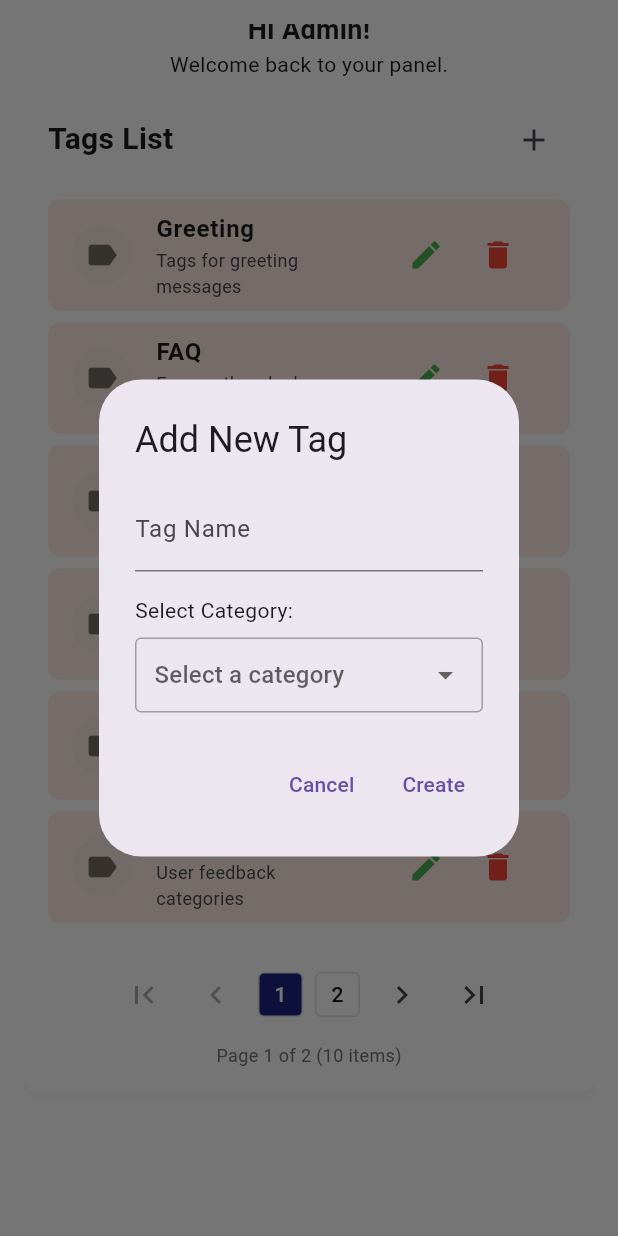
After one commit to quochungg/ChatFPT.Mobile, a Flutter app: the TagListPage screen opened directly, scrolled down 105 dp, after a tap on the "add" icon, on a phone screen of 412 x 824 dp. The commit adds this screen. Run offline on Flutter 3.47's test engine with Material 3 defaults, Android fonts, the phone set to English and light mode, and no system bars.

Commit message:
Tag management

```diff
--- a/lib/screens/admin_dashboard_screen.dart
+++ b/lib/screens/admin_dashboard_screen.dart
@@ -1,6 +1,7 @@
 import 'package:flutter/material.dart';
 import 'package:my_app/screens/feedback_screen.dart';
 import 'package:my_app/screens/UserList.dart';
+import 'package:my_app/screens/tag_management_screen.dart'; // Import the TagListPage
 
 class AdminDashboardScreen extends StatelessWidget {
   const AdminDashboardScreen({super.key});
@@ -88,7 +89,13 @@ class AdminDashboardScreen extends StatelessWidget {
                       color: Colors.blueAccent,
                       width: cardWidth,
                       onTap: () {
-                        // Xử lý khi người dùng bấm vào Tag
+                        // Điều hướng đến trang TagListPage khi người dùng bấm vào Tag
+                        Navigator.push(
+                          context,
+                          MaterialPageRoute(
+                            builder: (context) => const TagListPage(),
+                          ),
+                        );
                       },
                     ),
                   ],
--- /dev/null
+++ b/lib/screens/tag_management_screen.dart
@@ -0,0 +1,523 @@
+import 'package:flutter/material.dart';
+
+class Tag {
+  final String id;
+  final String name;
+  final String description;
+
+  Tag({required this.id, required this.name, required this.description});
+}
+
+class TagListPage extends StatefulWidget {
+  const TagListPage({Key? key}) : super(key: key);
+
+  @override
+  _TagListPageState createState() => _TagListPageState();
+}
+
+class _TagListPageState extends State<TagListPage> {
+  List<Tag> tags = [];
+  bool isLoading = false;
+  int currentPage = 1;
+  int totalPages = 1;
+  int totalItems = 0;
+  final int itemsPerPage = 6;
+
+  @override
+  void initState() {
+    super.initState();
+    // Load mock data instead of API call
+    loadMockData();
+  }
+
+  void loadMockData() {
+    // Mock data for testing
+    final mockTags = [
+      Tag(id: '1', name: 'Greeting', description: 'Tags for greeting messages'),
+      Tag(id: '2', name: 'FAQ', description: 'Frequently asked questions'),
+      Tag(id: '3', name: 'Support', description: 'Customer support queries'),
+      Tag(id: '4', name: 'Product', description: 'Product related questions'),
+      Tag(id: '5', name: 'Pricing', description: 'Questions about pricing'),
+      Tag(id: '6', name: 'Feedback', description: 'User feedback categories'),
+      Tag(id: '7', name: 'Error', description: 'Error handling responses'),
+      Tag(id: '8', name: 'Welcome', description: 'Welcome messages for new users'),
+      Tag(id: '9', name: 'Tutorial', description: 'Tutorial and guidance tags'),
+      Tag(id: '10', name: 'Feature', description: 'Feature description tags'),
+    ];
+
+    setState(() {
+      tags = mockTags;
+      totalItems = mockTags.length;
+      totalPages = (totalItems / itemsPerPage).ceil();
+      isLoading = false;
+    });
+  }
+
+  void deleteTag(String id) {
+    setState(() {
+      tags.removeWhere((tag) => tag.id == id);
+      totalItems = tags.length;
+      totalPages = (totalItems / itemsPerPage).ceil();
+
+      // If we're on a page that no longer exists, go to the last page
+      if (currentPage > totalPages && totalPages > 0) {
+        currentPage = totalPages;
+      }
+    });
+
+    ScaffoldMessenger.of(context).showSnackBar(
+      const SnackBar(content: Text('Tag deleted successfully')),
+    );
+  }
+
+  void _showAddTagDialog() {
+    final TextEditingController nameController = TextEditingController();
+    String? selectedCategoryId;
+
+    // Get unique categories from existing tags
+    final categories = tags
+        .map((tag) => {'id': tag.id, 'name': tag.name})
+        .toList();
+
+    showDialog(
+      context: context,
+      builder: (BuildContext context) {
+        return StatefulBuilder(
+          builder: (context, setDialogState) {
+            return AlertDialog(
+              title: const Text('Add New Tag'),
+              content: SingleChildScrollView(
+                child: Column(
+                  mainAxisSize: MainAxisSize.min,
+                  crossAxisAlignment: CrossAxisAlignment.start,
+                  children: [
+                    TextField(
+                      controller: nameController,
+                      decoration: const InputDecoration(
+                        labelText: 'Tag Name',
+                        hintText: 'Enter tag name',
+                      ),
+                    ),
+                    const SizedBox(height: 16),
+                    const Text('Select Category:'),
+                    const SizedBox(height: 8),
+                    Container(
+                      padding: const EdgeInsets.symmetric(horizontal: 12),
+                      decoration: BoxDecoration(
+                        border: Border.all(color: Colors.grey),
+                        borderRadius: BorderRadius.circular(4),
+                      ),
+                      child: DropdownButton<String>(
+                        isExpanded: true,
+                        underline: Container(),
+                        hint: const Text('Select a category'),
+                        value: selectedCategoryId,
+                        items: categories.map((category) {
+                          return DropdownMenuItem<String>(
+                            value: category['id'] as String,
+                            child: Text(category['name'] as String),
+                          );
+                        }).toList(),
+                        onChanged: (value) {
+                          setDialogState(() {
+                            selectedCategoryId = value;
+                          });
+                        },
+                      ),
+                    ),
+                  ],
+                ),
+              ),
+              actions: [
+                TextButton(
+                  onPressed: () => Navigator.pop(context),
+                  child: const Text('Cancel'),
+                ),
+                TextButton(
+                  onPressed: () {
+                    if (nameController.text.isNotEmpty && selectedCategoryId != null) {
+                      // Create the API request body according to the Swagger schema
+                      final requestBody = {
+                        'name': nameController.text,
+                        'categoryId': selectedCategoryId,
+                      };
+
+                      // Mock API response - create a new Tag
+                      final selectedCategory = categories.firstWhere(
+                        (c) => c['id'] == selectedCategoryId
+                      );
+
+                      final newTag = Tag(
+                        id: (totalItems + 1).toString(),
+                        name: nameController.text,
+                        description: 'Category: ${selectedCategory['name']}',
+                      );
+
+                      // Add the new tag to the list
+                      setState(() {
+                        tags.add(newTag);
+                        totalItems = tags.length;
+                        totalPages = (totalItems / itemsPerPage).ceil();
+                        // Navigate to the last page to show the new tag
+                        currentPage = totalPages;
+                      });
+
+                      Navigator.pop(context);
+
+                      ScaffoldMessenger.of(context).showSnackBar(
+                        SnackBar(content: Text('Tag "${nameController.text}" created successfully')),
+                      );
+                    } else {
+                      // Show error if fields are not filled
+                      ScaffoldMessenger.of(context).showSnackBar(
+                        const SnackBar(
+                          content: Text('Please fill all required fields'),
+                          backgroundColor: Colors.red,
+                        ),
+                      );
+                    }
+                  },
+                  child: const Text('Create'),
+                ),
+              ],
+            );
+          }
+        );
+      },
+    );
+  }
+
+  List<Tag> getPaginatedTags() {
+    final startIndex = (currentPage - 1) * itemsPerPage;
+    final endIndex = startIndex + itemsPerPage > tags.length ? tags.length : startIndex + itemsPerPage;
+
+    if (startIndex >= tags.length) {
+      return [];
+    }
+
+    return tags.sublist(startIndex, endIndex);
+  }
+
+  @override
+  Widget build(BuildContext context) {
+    final paginatedTags = getPaginatedTags();
+
+    return Scaffold(
+      backgroundColor: Colors.white,
+      body: SafeArea(
+        child: Padding(
+          padding: const EdgeInsets.all(16.0),
+          child: SingleChildScrollView(
+            child: Column(
+              crossAxisAlignment: CrossAxisAlignment.start,
+              children: [
+                // Removed "Admin - Tag List" text
+                const SizedBox(height: 16),
+                Container(
+                  padding: const EdgeInsets.all(16),
+                  decoration: BoxDecoration(
+                    color: Colors.white,
+                    borderRadius: BorderRadius.circular(8),
+                    boxShadow: [
+                      BoxShadow(
+                        color: Colors.grey.withOpacity(0.1),
+                        spreadRadius: 1,
+                        blurRadius: 4,
+                        offset: const Offset(0, 1),
+                      ),
+                    ],
+                  ),
+                  child: Column(
+                    children: [
+                      Row(
+                        children: [
+                          IconButton(
+                            icon: const Icon(Icons.arrow_back),
+                            onPressed: () {
+                              // Navigate back
+                              Navigator.pop(context);
+                            },
+                          ),
+                          const Text(
+                            'Manage',
+                            style: TextStyle(
+                              fontSize: 18,
+                              fontWeight: FontWeight.bold,
+                            ),
+                          ),
+                          const Spacer(),
+                          Container(
+                            width: 40,
+                            height: 40,
+                            decoration: const BoxDecoration(
+                              shape: BoxShape.circle,
+                              color: Color(0xFFF8A78B),
+                            ),
+                            child: Center(
+                              child: Text(
+                                totalItems.toString(),
+                                style: const TextStyle(
+                                  color: Colors.white,
+                                  fontWeight: FontWeight.bold,
+                                ),
+                              ),
+                            ),
+                          ),
+                        ],
+                      ),
+                      const SizedBox(height: 16),
+                      const Text(
+                        'Hi Admin!',
+                        style: TextStyle(
+                          fontSize: 18,
+                          fontWeight: FontWeight.bold,
+                        ),
+                      ),
+                      const Text('Welcome back to your panel.'),
+                      const SizedBox(height: 16),
+                      Row(
+                        mainAxisAlignment: MainAxisAlignment.spaceBetween,
+                        children: [
+                          const Text(
+                            'Tags List',
+                            style: TextStyle(
+                              fontSize: 20,
+                              fontWeight: FontWeight.bold,
+                            ),
+                          ),
+                          IconButton(
+                            icon: const Icon(Icons.add),
+                            onPressed: () {
+                              _showAddTagDialog();
+                            },
+                          ),
+                        ],
+                      ),
+                      const SizedBox(height: 16),
+                      isLoading
+                          ? const Center(child: CircularProgressIndicator())
+                          : paginatedTags.isEmpty
+                              ? const Center(
+                                  child: Text('No tags found'),
+                                )
+                              : ListView.builder(
+                                  shrinkWrap: true,
+                                  physics: const NeverScrollableScrollPhysics(),
+                                  itemCount: paginatedTags.length,
+                                  itemBuilder: (context, index) {
+                                    final tag = paginatedTags[index];
+                                    return Container(
+                                      margin: const EdgeInsets.only(bottom: 8),
+                                      decoration: BoxDecoration(
+                                        color: const Color(0xFFFEECE5),
+                                        borderRadius: BorderRadius.circular(8),
+                                      ),
+                                      child: ListTile(
+                                        leading: const CircleAvatar(
+                                          backgroundColor: Color(0xFFF8E8E0),
+                                          child: Icon(
+                                            Icons.label,
+                                            color: Colors.black54,
+                                          ),
+                                        ),
+                                        title: Text(
+                                          tag.name,
+                                          style: const TextStyle(
+                                            fontWeight: FontWeight.bold,
+                                          ),
+                                        ),
+                                        subtitle: Text(
+                                          tag.description,
+                                          style: const TextStyle(
+                                            fontSize: 12,
+                                          ),
+                                        ),
+                                        trailing: Row(
+                                          mainAxisSize: MainAxisSize.min,
+                                          children: [
+                                            IconButton(
+                                              icon: const Icon(
+                                                Icons.edit,
+                                                color: Colors.green,
+                                              ),
+                                              onPressed: () {
+                                                // Navigate to edit tag page
+                                              },
+                                            ),
+                                            IconButton(
+                                              icon: const Icon(
+                                                Icons.delete,
+                                                color: Colors.red,
+                                              ),
+                                              onPressed: () {
+                                                showDialog(
+                                                  context: context,
+                                                  builder: (context) => AlertDialog(
+                                                    title: const Text('Delete Tag'),
+                                                    content: Text('Are you sure you want to delete ${tag.name}?'),
+                                                    actions: [
+                                                      TextButton(
+                                                        onPressed: () => Navigator.pop(context),
+                                                        child: const Text('Cancel'),
+                                                      ),
+                                                      TextButton(
+                                                        onPressed: () {
+                                                          Navigator.pop(context);
+                                                          deleteTag(tag.id);
+                                                        },
+                                                        child: const Text('Delete'),
+                                                      ),
+                                                    ],
+                                                  ),
+                                                );
+                                              },
+                                            ),
+                                          ],
+                                        ),
+                                      ),
+                                    );
+                                  },
+                                ),
+                      const SizedBox(height: 16),
+                      if (totalPages > 1) ...[
+                        Row(
+                          mainAxisAlignment: MainAxisAlignment.center,
+                          children: [
+                            IconButton(
+                              icon: const Icon(Icons.first_page),
+                              onPressed: currentPage > 1
+                                  ? () {
+                                      setState(() {
+                                        currentPage = 1;
+                                      });
+                                    }
+                                  : null,
+                            ),
+                            IconButton(
+                              icon: const Icon(Icons.chevron_left),
+                              onPressed: currentPage > 1
+                                  ? () {
+                                      setState(() {
+                                        currentPage--;
+                                      });
+                                    }
+                                  : null,
+                            ),
+                            for (int i = 1; i <= totalPages; i++)
+                              if (i == 1 ||
+                                  i == totalPages ||
+                                  (i >= currentPage - 1 && i <= currentPage + 1))
+                                Container(
+                                  margin: const EdgeInsets.symmetric(horizontal: 4),
+                                  width: 30,
+                                  height: 30,
+                                  decoration: BoxDecoration(
+                                    color: i == currentPage
+                                        ? Colors.indigo[900]
+                                        : Colors.white,
+                                    borderRadius: BorderRadius.circular(4),
+                                    border: Border.all(
+                                      color: Colors.grey[300]!,
+                                    ),
+                                  ),
+                                  child: Center(
+                                    child: TextButton(
+                                      style: TextButton.styleFrom(
+                                        padding: EdgeInsets.zero,
+                                        minimumSize: Size.zero,
+                                      ),
+                                      onPressed: () {
+                                        setState(() {
+                                          currentPage = i;
+                                        });
+                                      },
+                                      child: Text(
+                                        '$i',
+                                        style: TextStyle(
+                                          color: i == currentPage
+                                              ? Colors.white
+                                              : Colors.black,
+                                        ),
+                                      ),
+                                    ),
+                                  ),
+                                )
+                              else if ((i == 2 && currentPage > 3) ||
+                                  (i == totalPages - 1 && currentPage < totalPages - 2))
+                                Padding(
+                                  padding: const EdgeInsets.symmetric(horizontal: 4),
+                                  child: Text(
+                                    '...',
+                                    style: TextStyle(
+                                      color: Colors.grey[600],
+                                    ),
+                                    ),
+                                ),
+                            IconButton(
+                              icon: const Icon(Icons.chevron_right),
+                              onPressed: currentPage < totalPages
+                                  ? () {
+                                      setState(() {
+                                        currentPage++;
+                                      });
+                                    }
+                                  : null,
+                            ),
+                            IconButton(
+                              icon: const Icon(Icons.last_page),
+                              onPressed: currentPage < totalPages
+                                  ? () {
+                                      setState(() {
+                                        currentPage = totalPages;
+                                      });
+                                    }
+                                  : null,
+                            ),
+                          ],
+                        ),
+                        const SizedBox(height: 8),
+                        Center(
+                          child: Text(
+                            'Page $currentPage of $totalPages (${totalItems} items)',
+                            style: TextStyle(
+                              color: Colors.grey[600],
+                              fontSize: 12,
+                            ),
+                          ),
+                        ),
+                      ],
+                    ],
+                  ),
+                ),
+                // Add bottom padding to prevent overlap (kept for spacing)
+                const SizedBox(height: 80),
+              ],
+            ),
+          ),
+        ),
+      ),
+      // Floating action button has been removed
+    );
+  }
+}
+
+// Main app for testing
+void main() {
+  runApp(const MyApp());
+}
+
+class MyApp extends StatelessWidget {
+  const MyApp({Key? key}) : super(key: key);
+
+  @override
+  Widget build(BuildContext context) {
+    return MaterialApp(
+      title: 'Tag Management',
+      theme: ThemeData(
+        primarySwatch: Colors.blue,
+        visualDensity: VisualDensity.adaptivePlatformDensity,
+      ),
+      home: const TagListPage(),
+    );
+  }
+}
```
Also changed, not shown: 12 other files.
